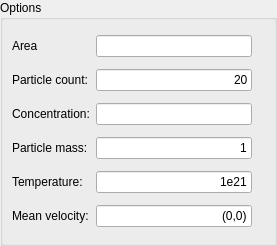
Qt form step/create_fluid_particles.ui (KDE/step) before a commit.
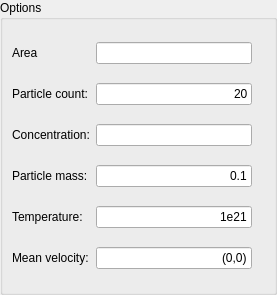
The same form after that commit.

Diff of the .ui file:
```diff
--- a/step/create_fluid_particles.ui
+++ b/step/create_fluid_particles.ui
@@ -6,7 +6,7 @@
     <x>0</x>
     <y>0</y>
     <width>277</width>
-    <height>246</height>
+    <height>295</height>
    </rect>
   </property>
   <layout class="QVBoxLayout" >
@@ -113,7 +113,7 @@
          <string>The mass of one particle</string>
         </property>
         <property name="text" >
-         <string>1</string>
+         <string>0.1</string>
         </property>
         <property name="alignment" >
          <set>Qt::AlignRight|Qt::AlignTrailing|Qt::AlignVCenter</set>
```
